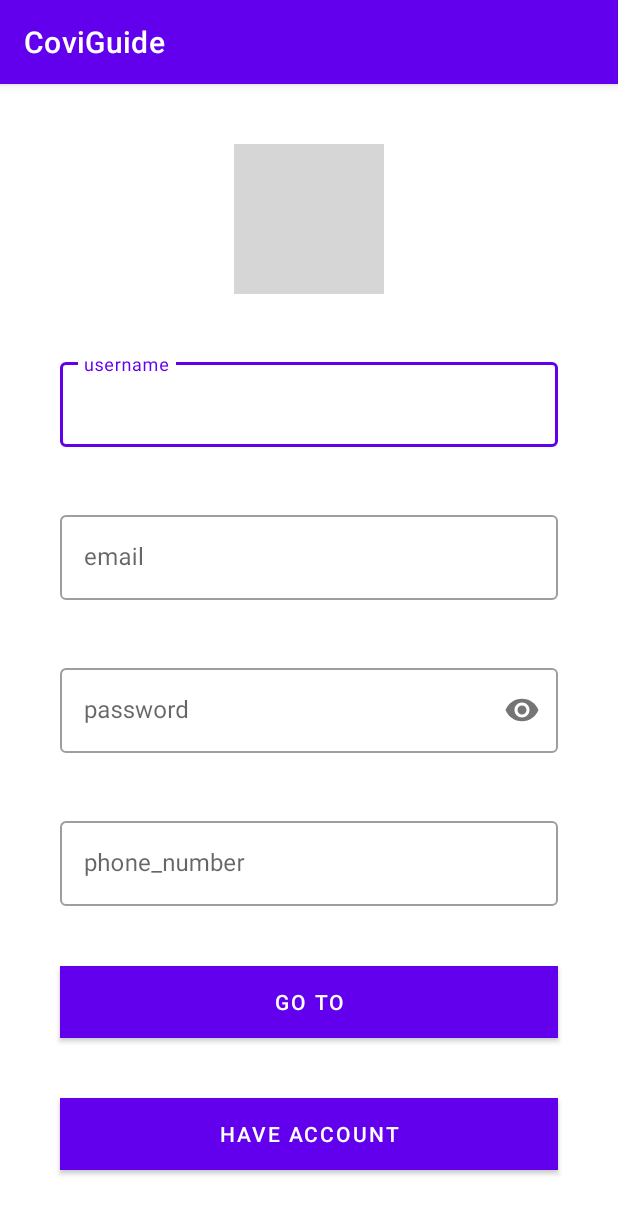
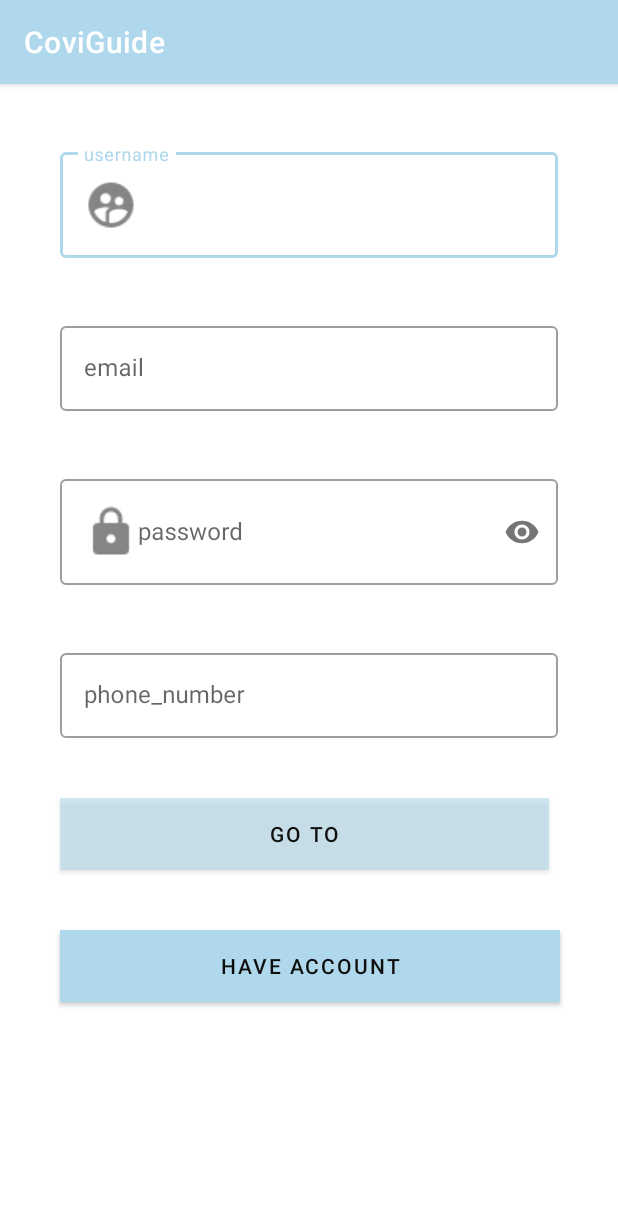
Before and after one commit to MarwaBD/AndroidProject, an Android app: the SignUp screen opened directly, with no data from a screen before it, on a phone screen of 412 x 824 dp. Shown: the top 1214 px of the screen. Run offline under Robolectric (Android 15) with nearby library versions, the phone set to English and light mode, and no system bars; our stand-ins replace Firebase (no records; nobody signed in at launch, a user with empty details on screens opened directly); grey boxes are pictures that could not be loaded.

Commit message:
login & SignUp

```diff
--- a/app/src/main/res/layout/activity_sign_up.xml
+++ b/app/src/main/res/layout/activity_sign_up.xml
@@ -11,20 +11,7 @@
         android:background="#fff"
         android:orientation="vertical"
         android:padding="20dp">
-        <LinearLayout
-            android:layout_margin="20dp"
-            android:layout_width="match_parent"
-            android:layout_height="wrap_content"
-            android:gravity="center"
-            >
 
-            <ImageView
-                android:layout_width="100dp"
-                android:layout_height="100dp"
-                android:contentDescription="@string/app_name"
-                android:src="@drawable/covid19" />
-
-        </LinearLayout>
         <com.google.android.material.textfield.TextInputLayout
             android:id="@+id/reg_username"
             style="@style/Widget.MaterialComponents.TextInputLayout.OutlinedBox"
@@ -35,7 +22,8 @@
 
             <com.google.android.material.textfield.TextInputEditText
                 android:layout_width="match_parent"
-                android:layout_height="wrap_content" />
+                android:layout_height="wrap_content"
+                android:drawableStart="@drawable/ic_action_username" />
         </com.google.android.material.textfield.TextInputLayout>
 
         <com.google.android.material.textfield.TextInputLayout
@@ -64,6 +52,7 @@
             <com.google.android.material.textfield.TextInputEditText
                 android:layout_width="match_parent"
                 android:layout_height="wrap_content"
+                android:drawableStart="@drawable/ic_action_password"
 
                 android:inputType="textPassword" />
         </com.google.android.material.textfield.TextInputLayout>
@@ -84,24 +73,22 @@
         </com.google.android.material.textfield.TextInputLayout>
 
         <Button
+            android:id="@+id/go_btn"
+            android:layout_width="326dp"
+            android:layout_height="wrap_content"
             android:layout_margin="20dp"
-            android:id="@+id/go_btn"
-            android:layout_width="match_parent"
-            android:layout_height="wrap_content"
-            android:background="@color/REd"
+            android:background="#88BAE682"
             android:text="@string/go_to"
-            android:textColor="#fff">
-        </Button>
+            android:textColor="#100F0F" />
 
         <Button
             android:id="@+id/alredy_have_btn"
-            android:layout_width="match_parent"
+            android:layout_width="333dp"
             android:layout_height="wrap_content"
             android:layout_margin="20dp"
-            android:background="@color/REd"
+            android:background="#F46E45"
             android:text="@string/have_account"
-            android:textColor="#fff" />
-
+            android:textColor="#0E0E0E" />
 
 
     </LinearLayout>
--- a/app/src/main/res/values/colors.xml
+++ b/app/src/main/res/values/colors.xml
@@ -5,7 +5,16 @@
     <color name="purple_700">#FF3700B3</color>
     <color name="teal_200">#FF03DAC5</color>
     <color name="teal_700">#FF018786</color>
-    <color name="black">#FF000000</color>
-    <color name="white">#FFFFFFFF</color>
+    <color name="colorPrimary">#008577</color>
+    <color name="colorPrimaryDark">#00ceb4</color>
+    <color name="colorAccent">#D81B60</color>
+    <color name="textcardColor">#3f3f3f</color>
     <color name="REd">#C51E25</color>
+    <color name="black">#000</color>
+    <color name="white">#fff</color>
+    <color name="cardColor">#fafafa</color>
+    <color name="gray">#2d2d2d</color>
+    <color name="transparent">#00000000</color>
+
+    <color name="toolbarIconColor">@color/colorPrimary</color>
 </resources>
--- a/app/src/main/res/values/themes.xml
+++ b/app/src/main/res/values/themes.xml
@@ -2,7 +2,7 @@
     <!-- Base application theme. -->
     <style name="Theme.CoviGuide" parent="Theme.MaterialComponents.DayNight.DarkActionBar">
         <!-- Primary brand color. -->
-        <item name="colorPrimary">@color/purple_500</item>
+        <item name="colorPrimary">#AFD8EC</item>
         <item name="colorPrimaryVariant">@color/purple_700</item>
         <item name="colorOnPrimary">@color/white</item>
         <!-- Secondary brand color. -->
```
Also changed, not shown: app/src/main/res/layout/activity_login.xml (+21 -16 lines), app/src/main/res/drawable/as.png (added), app/src/main/res/drawable/ic_action_password.png (added).
